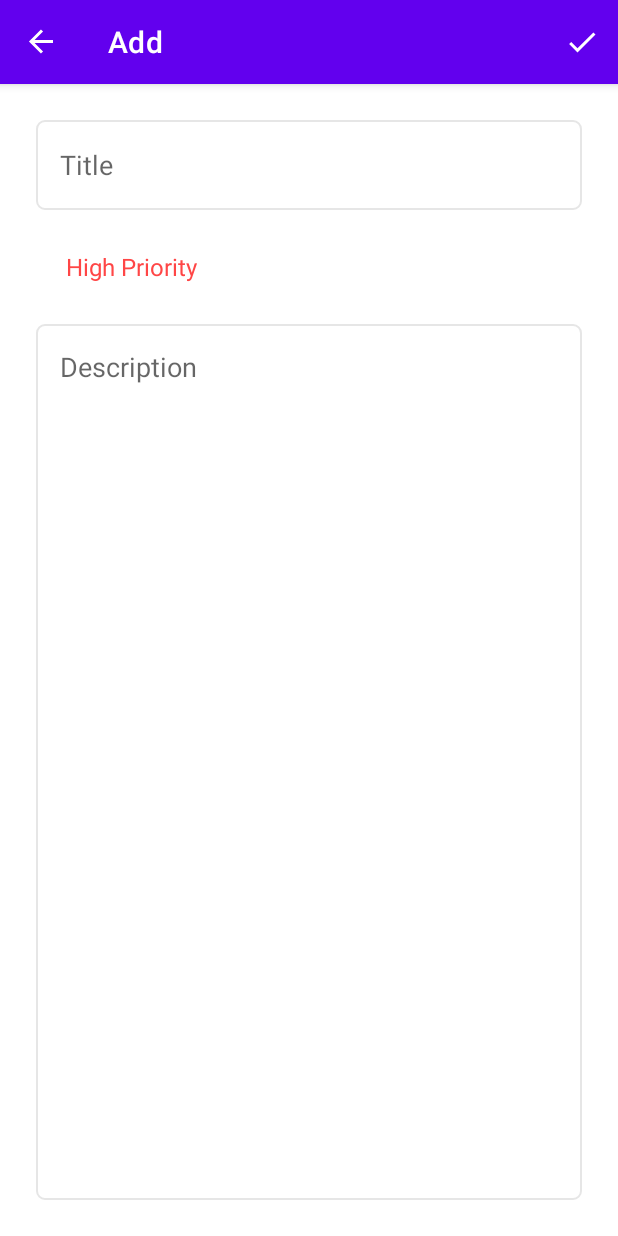
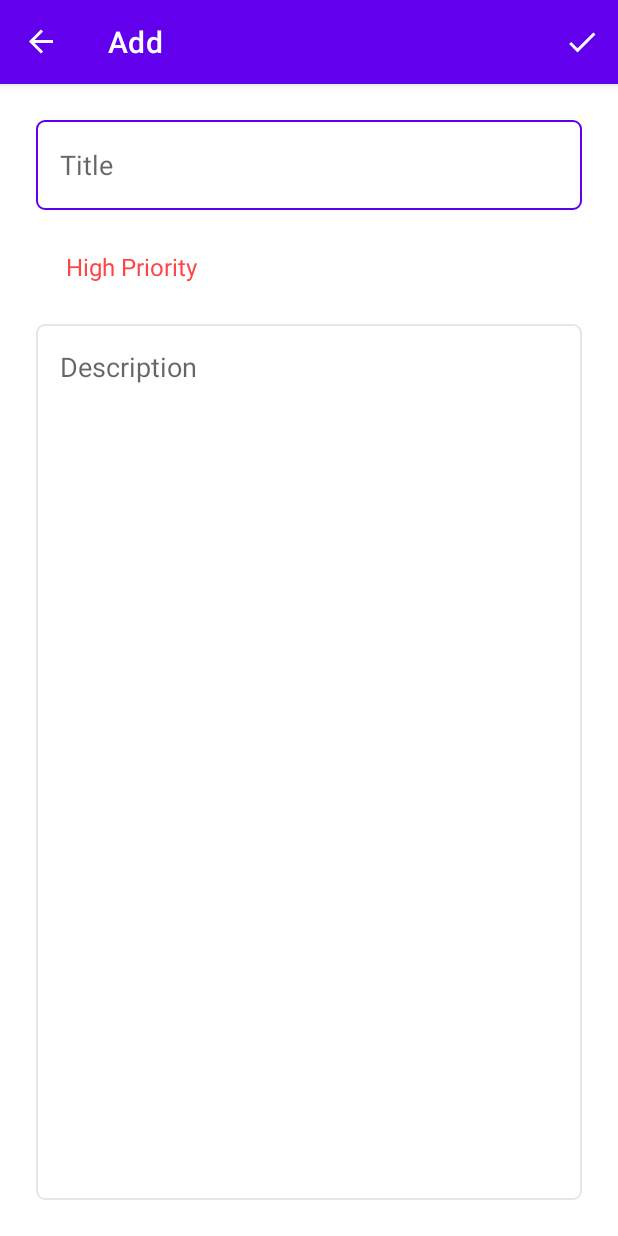
Before and after one commit to itman85/todo-list-app, an Android app: the AddFragment screen opened through its navigation route, after a tap on "Add", on a phone screen of 412 x 824 dp. Run offline under Robolectric (Android 15) with nearby library versions, the phone set to English and light mode, and no system bars; our stand-ins replace Room's generated code, navigation-ui; libraries missing offline, so code that uses them is left out: jp.wasabeef.recyclerview.

```diff
--- a/app/src/main/java/com/picoder/sample/todolist/data/ToDoDao.kt
+++ b/app/src/main/java/com/picoder/sample/todolist/data/ToDoDao.kt
@@ -8,7 +8,7 @@ import com.picoder.sample.todolist.data.model.ToDoData
 interface ToDoDao {
 
     @Query("SELECT * FROM TODO_TABLE ORDER BY id ASC")
-    fun getAllData(): LiveData<List<ToDoData>>
+    fun getAllData(): LiveData<List<ToDoData>> // use live data here, any change on data make this query change result then it will emit data to observer
 
     @Insert(onConflict = OnConflictStrategy.IGNORE)
     suspend fun insertData(toDoData: ToDoData)
@@ -23,7 +23,7 @@ interface ToDoDao {
     suspend fun deleteAll()
 
     @Query("SELECT * FROM TODO_TABLE WHERE title LIKE :searchQuery")
-    fun searchData(searchQuery: String): LiveData<List<ToDoData>>
+    fun searchData(searchQuery: String): LiveData<List<ToDoData>> // use live data here, any change on data make this result of this query change then it will emit result of query to observer
 
     @Query("SELECT * FROM TODO_TABLE ORDER BY CASE WHEN priority LIKE 'H%' THEN 1 WHEN priority LIKE 'M%' THEN 2 WHEN priority LIKE 'L%' THEN 3 END")
     fun sortByHighPriority(): LiveData<List<ToDoData>>
--- a/app/src/main/java/com/picoder/sample/todolist/data/model/ToDoData.kt
+++ b/app/src/main/java/com/picoder/sample/todolist/data/model/ToDoData.kt
@@ -3,8 +3,7 @@ package com.picoder.sample.todolist.data.model
 import android.os.Parcelable
 import androidx.room.Entity
 import androidx.room.PrimaryKey
-import com.picoder.sample.todolist.data.model.Priority
-import kotlinx.android.parcel.Parcelize
+import kotlinx.parcelize.Parcelize
 
 @Entity(tableName = "todo_table")
 @Parcelize
--- a/app/src/main/java/com/picoder/sample/todolist/fragment/SharedViewModel.kt
+++ b/app/src/main/java/com/picoder/sample/todolist/fragment/SharedViewModel.kt
@@ -14,9 +14,9 @@ import com.picoder.sample.todolist.data.model.ToDoData
 
 class SharedViewModel(application: Application) : AndroidViewModel(application) {
 
-    val emptyDatabase : MutableLiveData<Boolean> = MutableLiveData(false)
+    val emptyDatabase: MutableLiveData<Boolean> = MutableLiveData(false)
 
-    fun checkIfDataEmpty(toDoData: List<ToDoData>){
+    fun checkIfDataEmpty(toDoData: List<ToDoData>) {
         emptyDatabase.value = toDoData.isEmpty()
     }
 
@@ -51,8 +51,6 @@ class SharedViewModel(application: Application) : AndroidViewModel(application)
     }
 
     fun validateDataFromInput(title: String, description: String): Boolean {
-        return if (TextUtils.isEmpty(title) || TextUtils.isEmpty(description)) {
-            false
-        } else !(title.isEmpty() || description.isEmpty())
+        return !(title.isEmpty() || description.isEmpty())
     }
 }
--- a/app/src/main/java/com/picoder/sample/todolist/fragment/add/AddFragment.kt
+++ b/app/src/main/java/com/picoder/sample/todolist/fragment/add/AddFragment.kt
@@ -1,7 +1,6 @@
 package com.picoder.sample.todolist.fragment.add
 
 import android.os.Bundle
-import android.text.TextUtils
 import android.view.*
 import android.widget.Toast
 import androidx.fragment.app.Fragment
@@ -11,9 +10,9 @@ import com.picoder.sample.todolist.R
 import com.picoder.sample.todolist.data.model.ToDoData
 import com.picoder.sample.todolist.data.model.toPriority
 import com.picoder.sample.todolist.data.viewmodel.ToDoViewModel
+import com.picoder.sample.todolist.databinding.FragmentAddBinding
 import com.picoder.sample.todolist.fragment.SharedViewModel
-import kotlinx.android.synthetic.main.fragment_add.*
-import kotlinx.android.synthetic.main.fragment_add.view.*
+import com.picoder.sample.todolist.utils.showKeyboard
 
 
 class AddFragment : Fragment() {
@@ -22,19 +21,27 @@ class AddFragment : Fragment() {
 
     private val sharedViewModel: SharedViewModel by viewModels()
 
+    private var _binding: FragmentAddBinding? = null
+
+    private val binding get() = _binding!!
+
     override fun onCreateView(
         inflater: LayoutInflater, container: ViewGroup?,
         savedInstanceState: Bundle?
     ): View? {
         // Inflate the layout for this fragment
-        val view = inflater.inflate(R.layout.fragment_add, container, false)
+        _binding = FragmentAddBinding.inflate(inflater)
 
         // set menu
         setHasOptionsMenu(true)
 
-        view.spinnerPriority.onItemSelectedListener = sharedViewModel.listener
+        binding.edtTitle.requestFocus()
 
-        return view
+        binding.edtTitle.postDelayed({ showKeyboard(requireActivity()) }, 50)
+
+        binding.spinnerPriority.onItemSelectedListener = sharedViewModel.listener
+
+        return binding.root
     }
 
     override fun onCreateOptionsMenu(menu: Menu, inflater: MenuInflater) {
@@ -49,9 +56,9 @@ class AddFragment : Fragment() {
     }
 
     private fun insertDataToDb() {
-        val title = edtTitle.text.toString()
-        val priority = spinnerPriority.selectedItem.toString()
-        val description = edtDescription.text.toString()
+        val title = binding.edtTitle.text.toString()
+        val priority = binding.spinnerPriority.selectedItem.toString()
+        val description = binding.edtDescription.text.toString()
 
         val validate = sharedViewModel.validateDataFromInput(title, description)
         if (validate) {
@@ -66,4 +73,9 @@ class AddFragment : Fragment() {
         }
 
     }
+
+    override fun onDestroy() {
+        super.onDestroy()
+        _binding = null
+    }
 }
--- a/app/src/main/java/com/picoder/sample/todolist/fragment/list/ListFragment.kt
+++ b/app/src/main/java/com/picoder/sample/todolist/fragment/list/ListFragment.kt
@@ -10,19 +10,18 @@ import androidx.fragment.app.viewModels
 import androidx.lifecycle.Observer
 import androidx.navigation.fragment.findNavController
 import androidx.recyclerview.widget.ItemTouchHelper
-import androidx.recyclerview.widget.LinearLayoutManager
 import androidx.recyclerview.widget.RecyclerView
 import androidx.recyclerview.widget.StaggeredGridLayoutManager
 import com.google.android.material.snackbar.Snackbar
 import com.picoder.sample.todolist.R
 import com.picoder.sample.todolist.data.model.ToDoData
 import com.picoder.sample.todolist.data.viewmodel.ToDoViewModel
+import com.picoder.sample.todolist.databinding.FragmentListBinding
 import com.picoder.sample.todolist.fragment.SharedViewModel
 import com.picoder.sample.todolist.fragment.list.adapter.ListAdapter
 import com.picoder.sample.todolist.utils.hideKeyboard
+import com.picoder.sample.todolist.utils.observeOnce
 import jp.wasabeef.recyclerview.animators.SlideInUpAnimator
-import kotlinx.android.synthetic.main.fragment_list.*
-import kotlinx.android.synthetic.main.fragment_list.view.*
 
 
 class ListFragment : Fragment(), SearchView.OnQueryTextListener {
@@ -33,25 +32,30 @@ class ListFragment : Fragment(), SearchView.OnQueryTextListener {
 
     private val adapter: ListAdapter by lazy { ListAdapter() }
 
+    private var _binding: FragmentListBinding? = null
+
+    private val binding get() = _binding!!
+
     override fun onCreateView(
         inflater: LayoutInflater, container: ViewGroup?,
         savedInstanceState: Bundle?
-    ): View? {
+    ): View {
         // Inflate the layout for this fragment
-        val view = inflater.inflate(R.layout.fragment_list, container, false)
+        _binding = FragmentListBinding.inflate(inflater)
 
-        setupRecyclerView(view)
+        setupRecyclerView()
 
-        todoViewModel.getAllData.observe(viewLifecycleOwner, Observer { data ->
+        todoViewModel.getAllData.observe(viewLifecycleOwner, { data ->
             sharedViewModel.checkIfDataEmpty(data)
             adapter.setData(data)
+            binding.recyclerView.scheduleLayoutAnimation() // call this everytime adapter update data
         })
 
         sharedViewModel.emptyDatabase.observe(viewLifecycleOwner, {
             showEmptyDataView(it)
         })
 
-        view.floatingActionButton.setOnClickListener {
+        binding.floatingActionButton.setOnClickListener {
             findNavController().navigate(R.id.action_listFragment_to_addFragment)
         }
 
@@ -62,16 +66,18 @@ class ListFragment : Fragment(), SearchView.OnQueryTextListener {
         // hide soft keyboard
         hideKeyboard(requireActivity())
 
-        return view
+        return binding.root
     }
 
-    private fun setupRecyclerView(view: View) {
-        val recyclerView = view.recyclerView
+    private fun setupRecyclerView() {
+        val recyclerView = binding.recyclerView
         recyclerView.adapter = adapter
-        recyclerView.layoutManager = StaggeredGridLayoutManager(2,StaggeredGridLayoutManager.VERTICAL)
-        recyclerView.itemAnimator = SlideInUpAnimator().apply {
+        recyclerView.layoutManager =
+            StaggeredGridLayoutManager(2, StaggeredGridLayoutManager.VERTICAL)
+        /*recyclerView.itemAnimator = SlideInUpAnimator().apply {
             addDuration = 350
-        }
+        }*/
+        //binding.recyclerView.scheduleLayoutAnimation()
         //
         swipeToDelete(recyclerView)
     }
@@ -89,14 +95,14 @@ class ListFragment : Fragment(), SearchView.OnQueryTextListener {
                     Toast.LENGTH_LONG
                 ).show()
                 // restore item
-                restoreDeletedData(viewHolder.itemView, itemToDelete, viewHolder.adapterPosition)
+                restoreDeletedData(viewHolder.itemView, itemToDelete)
             }
         }
         val itemTouchHelper = ItemTouchHelper(swipeToDeleteCallback)
         itemTouchHelper.attachToRecyclerView(recyclerView)
     }
 
-    private fun restoreDeletedData(view: View, deletedItem: ToDoData, position: Int) {
+    private fun restoreDeletedData(view: View, deletedItem: ToDoData) {
         val snackBar = Snackbar.make(
             view, "Deleted '${deletedItem.title}'",
             Snackbar.LENGTH_LONG
@@ -104,18 +110,17 @@ class ListFragment : Fragment(), SearchView.OnQueryTextListener {
         //snackBar.anchorView = floatingActionButton
         snackBar.setAction("Undo") {
             todoViewModel.insertData(deletedItem)
-            adapter.notifyItemChanged(position)
         }
         snackBar.show()
     }
 
     private fun showEmptyDataView(isEmpty: Boolean) {
         if (isEmpty) {
-            view?.iv_no_data?.visibility = View.VISIBLE
-            view?.tv_no_data?.visibility = View.VISIBLE
+            binding.ivNoData.visibility = View.VISIBLE
+            binding.tvNoData.visibility = View.VISIBLE
         } else {
-            view?.iv_no_data?.visibility = View.INVISIBLE
-            view?.tv_no_data?.visibility = View.INVISIBLE
+            binding.ivNoData.visibility = View.INVISIBLE
+            binding.tvNoData.visibility = View.INVISIBLE
         }
     }
 
@@ -132,16 +137,16 @@ class ListFragment : Fragment(), SearchView.OnQueryTextListener {
             R.id.menu_delete_all -> confirmRemoval()
             R.id.menu_priority_high -> todoViewModel.sortByHighPriority.observe(
                 this,
-                Observer { adapter.setData(it) })
+                { adapter.setData(it) })
             R.id.menu_priority_low -> todoViewModel.sortByLowPriority.observe(
                 this,
-                Observer { adapter.setData(it) })
+                { adapter.setData(it) })
         }
         return super.onOptionsItemSelected(item)
     }
 
     private fun confirmRemoval() {
-        var builder = AlertDialog.Builder(requireContext())
+        val builder = AlertDialog.Builder(requireContext())
         builder.setPositiveButton("Yes") { _, _ ->
             todoViewModel.deleteAllData()
             Toast.makeText(
@@ -172,9 +177,17 @@ class ListFragment : Fragment(), SearchView.OnQueryTextListener {
     }
 
     private fun searchData(query: String) {
-        // any problem if call observe many times
-        todoViewModel.searchData(query).observe(this, Observer {
-            it?.let { adapter.setData(it) }
+        todoViewModel.searchData(query).observeOnce(this, Observer {
+            it?.let {
+                adapter.setData(it)
+                binding.recyclerView.scheduleLayoutAnimation()
+            }
+
         })
     }
+
+    override fun onDestroy() {
+        super.onDestroy()
+        _binding = null
+    }
 }
--- a/app/src/main/java/com/picoder/sample/todolist/utils/Utils.kt
+++ b/app/src/main/java/com/picoder/sample/todolist/utils/Utils.kt
@@ -3,13 +3,39 @@ package com.picoder.sample.todolist.utils
 import android.app.Activity
 import android.content.Context
 import android.view.inputmethod.InputMethodManager
+import androidx.lifecycle.LifecycleOwner
+import androidx.lifecycle.LiveData
+import androidx.lifecycle.Observer
 
-fun hideKeyboard(activity: Activity){
-    val inputMethodManager = activity.getSystemService(Context.INPUT_METHOD_SERVICE) as InputMethodManager
+fun hideKeyboard(activity: Activity) {
+    val inputMethodManager =
+        activity.getSystemService(Context.INPUT_METHOD_SERVICE) as InputMethodManager
     val currentFocussedView = activity.currentFocus
     currentFocussedView?.let {
         inputMethodManager.hideSoftInputFromWindow(
-            currentFocussedView.windowToken,InputMethodManager.HIDE_NOT_ALWAYS
+            currentFocussedView.windowToken, InputMethodManager.HIDE_NOT_ALWAYS
         )
     }
 }
+
+fun showKeyboard(activity: Activity) {
+    val inputMethodManager =
+        activity.getSystemService(Context.INPUT_METHOD_SERVICE) as InputMethodManager
+    val currentFocussedView = activity.currentFocus
+    currentFocussedView?.let {
+        inputMethodManager.showSoftInput(
+            currentFocussedView, InputMethodManager.SHOW_IMPLICIT
+        )
+    }
+}
+
+fun <T> LiveData<T>.observeOnce(lifecycleOwner: LifecycleOwner, myObserver: Observer<T>) {
+    this.observe(lifecycleOwner, object : Observer<T> {
+        override fun onChanged(t: T) {
+            myObserver.onChanged(t)
+            // live data remove this observer after call onChange from myObserver
+            removeObserver(Observer@ this)
+        }
+    })
+
+}
--- /dev/null
+++ b/app/src/main/res/anim/from_bottom.xml
@@ -0,0 +1,5 @@
+<?xml version="1.0" encoding="utf-8"?>
+<set xmlns:android="http://schemas.android.com/apk/res/android">
+
+    <translate android:fromYDelta="100%" android:toYDelta="0%" android:duration="300"/>
+</set>
--- /dev/null
+++ b/app/src/main/res/anim/recylerview_anim.xml
@@ -0,0 +1,5 @@
+<?xml version="1.0" encoding="utf-8"?>
+<layoutAnimation xmlns:android="http://schemas.android.com/apk/res/android"
+    android:animation="@anim/from_bottom"
+    android:animationOrder="normal"
+    android:delay="15%"/>
--- a/app/src/main/res/layout/fragment_list.xml
+++ b/app/src/main/res/layout/fragment_list.xml
@@ -13,6 +13,7 @@
         android:layout_width="0dp"
         android:layout_height="0dp"
         android:paddingTop="8dp"
+        android:layoutAnimation="@anim/recylerview_anim"
         android:clipToPadding="false"
         app:layout_constraintBottom_toBottomOf="parent"
         app:layout_constraintEnd_toEndOf="parent"
--- a/app/src/main/res/layout/todo_item_layout.xml
+++ b/app/src/main/res/layout/todo_item_layout.xml
@@ -31,14 +31,15 @@
 
         <TextView
             android:id="@+id/tvTitle"
-            android:layout_width="wrap_content"
+            android:layout_width="0dp"
             android:layout_height="wrap_content"
             android:layout_marginStart="20dp"
             android:layout_marginTop="16dp"
-            android:maxLength="24"
+            android:layout_marginEnd="8dp"
             android:textColor="@color/darkGray"
             android:textSize="20dp"
             android:textStyle="bold"
+            app:layout_constraintEnd_toStartOf="@+id/priorityIndicator"
             app:layout_constraintStart_toStartOf="parent"
             app:layout_constraintTop_toTopOf="parent"
             tools:text="My ToDo Title" />
--- a/app/src/main/res/navigation/app_navigation.xml
+++ b/app/src/main/res/navigation/app_navigation.xml
@@ -34,7 +34,9 @@
             android:id="@+id/action_addFragment_to_listFragment"
             app:destination="@id/listFragment"
             app:enterAnim="@anim/slide_from_left"
-            app:exitAnim="@anim/slide_to_right" />
+            app:exitAnim="@anim/slide_to_right"
+            app:popUpTo="@id/listFragment"
+            app:popUpToInclusive="true" />
     </fragment>
     <fragment
         android:id="@+id/updateFragment"
@@ -45,7 +47,9 @@
             android:id="@+id/action_updateFragment_to_listFragment"
             app:destination="@id/listFragment"
             app:enterAnim="@anim/slide_from_right"
-            app:exitAnim="@anim/slide_to_left" />
+            app:exitAnim="@anim/slide_to_left"
+            app:popUpTo="@id/listFragment"
+            app:popUpToInclusive="true" />
         <argument
             android:name="currentItem"
             app:argType="com.picoder.sample.todolist.data.model.ToDoData" />
```
Also changed, not shown: app/build.gradle (+4 -4 lines), app/src/main/java/com/picoder/sample/todolist/fragment/list/adapter/ListAdapter.kt (+43 -34 lines), app/src/main/java/com/picoder/sample/todolist/fragment/update/UpdateFragment.kt (+24 -11 lines).
